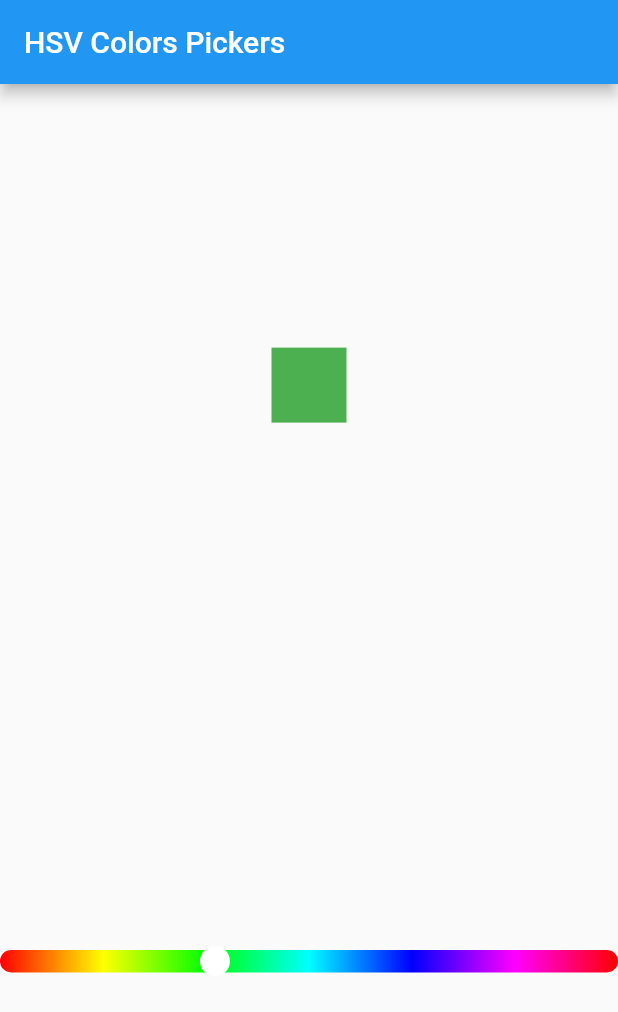
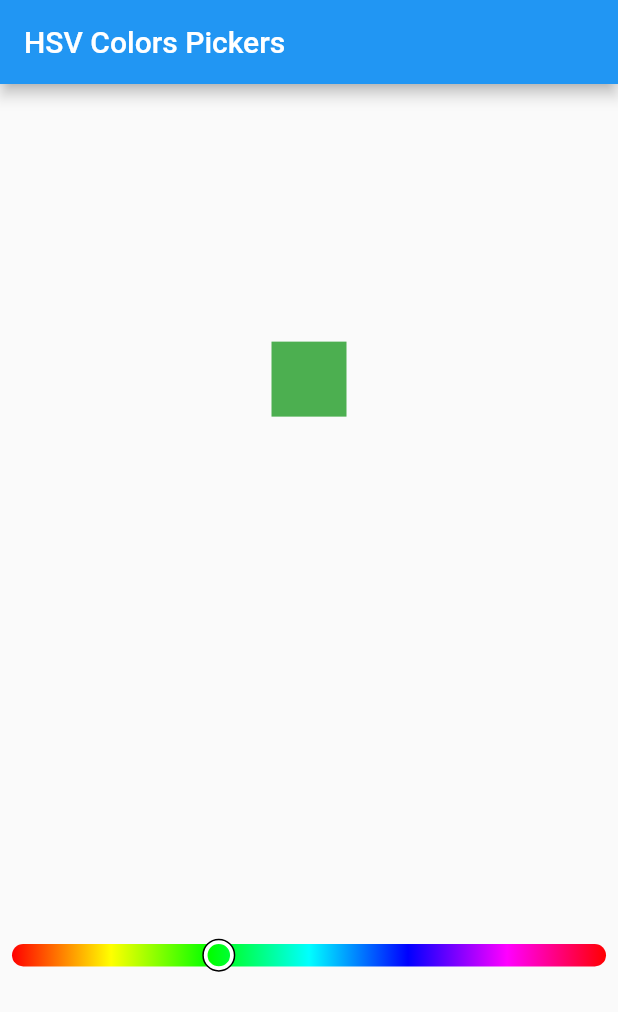
Before and after one commit to WieFel/hsv_color_pickers, a Flutter app: the screen it shows after launch, on a phone screen of 412 x 824 dp. Shown: the top 1012 px of the screen. Run offline on Flutter 3.47's test engine with Material 2 defaults, Android fonts, the phone set to English and light mode, and no system bars.

Commit message:
Extended example by setting thumb shape

```diff
--- a/example/lib/main.dart
+++ b/example/lib/main.dart
@@ -32,13 +32,22 @@ class _ExampleAppState extends State<ExampleApp> {
               width: 50,
               color: color,
             ),
-            HuePicker(
+            Padding(
+              padding: const EdgeInsets.all(8.0),
+              child: HuePicker(
                 initialColor: HSVColor.fromColor(color),
                 onChanged: (color) {
                   setState(() {
                     this.color = color.toColor();
                   });
                 },
+                thumbShape: HueSliderThumbShape(
+                  color: Colors.white,
+                  borderColor: Colors.black,
+                  filled: false,
+                  showBorder: true,
+                ),
+              ),
             ),
           ],
         ),
```
Lines whose indentation alone changed are shown as unchanged.
